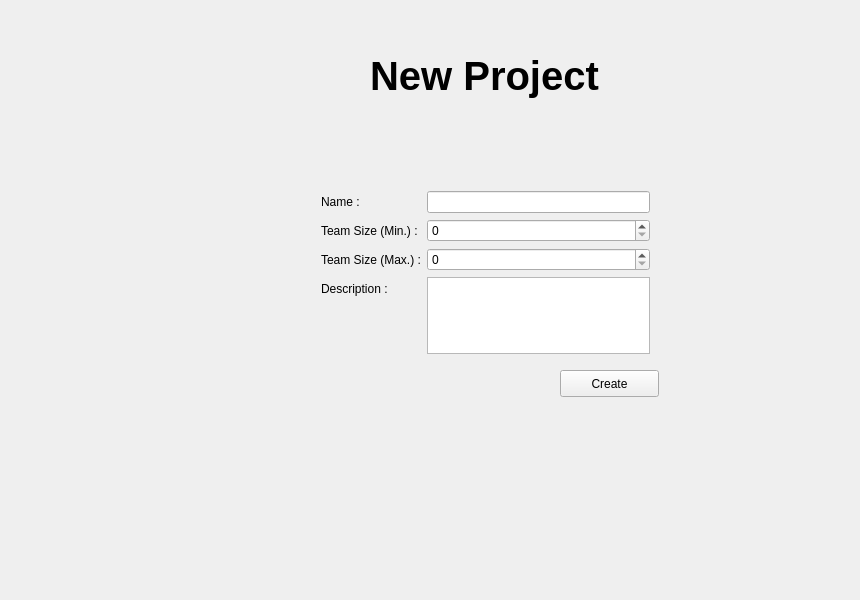
Before: the Qt Designer form project_files/createprojectpage.ui in aboodmufti/cupid, drawn with Qt 5.
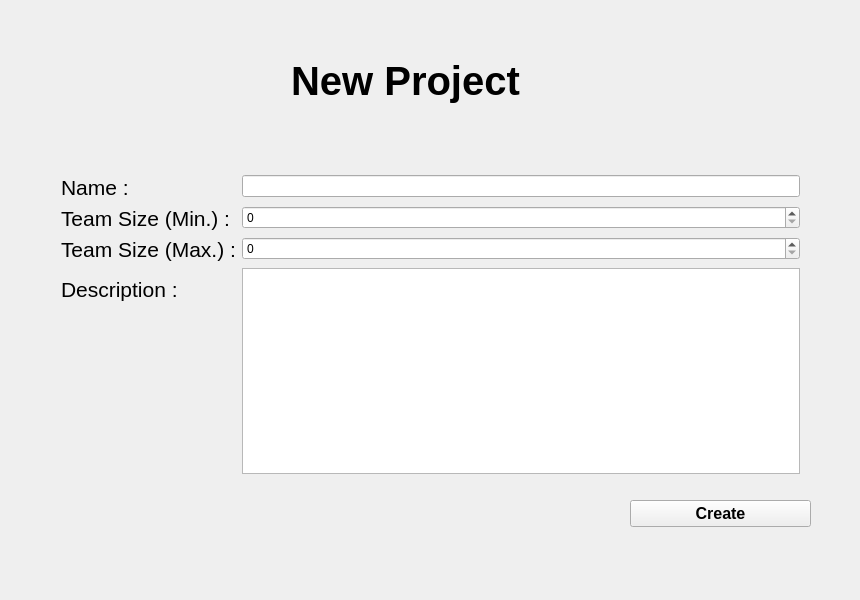
After: the same form once the commit is applied.

Patch:
```diff
--- a/project_files/createprojectpage.ui
+++ b/project_files/createprojectpage.ui
@@ -16,12 +16,19 @@
   <widget class="QPushButton" name="pushButton">
    <property name="geometry">
     <rect>
-     <x>560</x>
-     <y>370</y>
-     <width>99</width>
+     <x>630</x>
+     <y>500</y>
+     <width>181</width>
      <height>27</height>
     </rect>
    </property>
+   <property name="font">
+    <font>
+     <pointsize>12</pointsize>
+     <weight>75</weight>
+     <bold>true</bold>
+    </font>
+   </property>
    <property name="text">
     <string>Create</string>
    </property>
@@ -29,15 +36,23 @@
   <widget class="QWidget" name="formLayoutWidget">
    <property name="geometry">
     <rect>
-     <x>310</x>
-     <y>180</y>
-     <width>351</width>
-     <height>185</height>
+     <x>50</x>
+     <y>164</y>
+     <width>761</width>
+     <height>321</height>
     </rect>
    </property>
    <layout class="QFormLayout" name="formLayout">
+    <property name="fieldGrowthPolicy">
+     <enum>QFormLayout::AllNonFixedFieldsGrow</enum>
+    </property>
     <item row="0" column="0">
      <widget class="QLabel" name="label_2">
+      <property name="font">
+       <font>
+        <pointsize>16</pointsize>
+       </font>
+      </property>
       <property name="text">
        <string>Name :</string>
       </property>
@@ -48,6 +63,11 @@
     </item>
     <item row="2" column="0">
      <widget class="QLabel" name="label_3">
+      <property name="font">
+       <font>
+        <pointsize>16</pointsize>
+       </font>
+      </property>
       <property name="text">
        <string>Team Size (Min.) :</string>
       </property>
@@ -55,6 +75,13 @@
     </item>
     <item row="3" column="0">
      <widget class="QLabel" name="label_4">
+      <property name="font">
+       <font>
+        <pointsize>16</pointsize>
+        <weight>50</weight>
+        <bold>false</bold>
+       </font>
+      </property>
       <property name="text">
        <string>Team Size (Max.) :</string>
       </property>
@@ -62,6 +89,11 @@
     </item>
     <item row="4" column="0">
      <widget class="QLabel" name="label_5">
+      <property name="font">
+       <font>
+        <pointsize>16</pointsize>
+       </font>
+      </property>
       <property name="text">
        <string>Description :</string>
       </property>
@@ -78,25 +110,31 @@
     </item>
    </layout>
   </widget>
-  <widget class="QLabel" name="label">
+  <widget class="QWidget" name="verticalLayoutWidget_3">
    <property name="geometry">
     <rect>
-     <x>370</x>
-     <y>50</y>
-     <width>241</width>
-     <height>51</height>
+     <x>250</x>
+     <y>10</y>
+     <width>311</width>
+     <height>141</height>
     </rect>
    </property>
-   <property name="font">
-    <font>
-     <pointsize>30</pointsize>
-     <weight>75</weight>
-     <bold>true</bold>
-    </font>
-   </property>
-   <property name="text">
-    <string>New Project</string>
-   </property>
+   <layout class="QVBoxLayout" name="verticalLayout_4">
+    <item alignment="Qt::AlignHCenter">
+     <widget class="QLabel" name="label_6">
+      <property name="font">
+       <font>
+        <pointsize>30</pointsize>
+        <weight>75</weight>
+        <bold>true</bold>
+       </font>
+      </property>
+      <property name="text">
+       <string>New Project</string>
+      </property>
+     </widget>
+    </item>
+   </layout>
   </widget>
  </widget>
  <layoutdefault spacing="6" margin="11"/>
```
Left out of the diff: 20 changed lines with no effect on the pictures.
